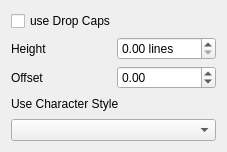
Above: scribus/ui/propertywidget_dropcapbase.ui from nitramr/scribus-indigo before the change. Below: the same form after it.
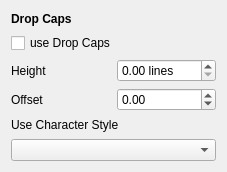
That is the form after the change. Custom widgets are drawn as their Qt base class.

The edit to the form file:
```diff
--- a/scribus/ui/propertywidget_dropcapbase.ui
+++ b/scribus/ui/propertywidget_dropcapbase.ui
@@ -7,30 +7,27 @@
     <x>0</x>
     <y>0</y>
     <width>227</width>
-    <height>152</height>
+    <height>172</height>
    </rect>
   </property>
   <property name="windowTitle">
    <string notr="true">Form</string>
   </property>
   <property name="frameShape">
-   <enum>QFrame::Box</enum>
+   <enum>QFrame::NoFrame</enum>
   </property>
   <property name="lineWidth">
    <number>0</number>
   </property>
   <layout class="QGridLayout" name="gridLayout" columnstretch="0,0">
-   <item row="1" column="0">
-    <widget class="QLabel" name="dropCapLinesLabel">
-     <property name="toolTip">
-      <string>Number of lines used by the drop cap</string>
-     </property>
+   <item row="1" column="0" colspan="2">
+    <widget class="QCheckBox" name="dropCapBox">
      <property name="text">
-      <string>Height</string>
+      <string>use Drop Caps</string>
      </property>
     </widget>
    </item>
-   <item row="1" column="1">
+   <item row="4" column="1">
     <widget class="ScrSpinBox" name="dropCapLines">
      <property name="suffix">
       <string> lines</string>
@@ -40,34 +37,50 @@
      </property>
     </widget>
    </item>
-   <item row="2" column="0">
-    <widget class="QLabel" name="dropCapOffsetLabel">
+   <item row="4" column="0">
+    <widget class="QLabel" name="dropCapLinesLabel">
+     <property name="toolTip">
+      <string>Number of lines used by the drop cap</string>
+     </property>
      <property name="text">
-      <string>Offset</string>
+      <string>Height</string>
      </property>
     </widget>
    </item>
-   <item row="3" column="0" colspan="2">
+   <item row="6" column="0" colspan="2">
     <widget class="QLabel" name="dropCapCharStyleLabel">
      <property name="text">
       <string>Use Character Style</string>
      </property>
     </widget>
    </item>
-   <item row="4" column="0" colspan="2">
+   <item row="7" column="0" colspan="2">
     <widget class="CharStyleComboBox" name="dropCapCharStyleCombo"/>
    </item>
-   <item row="2" column="1">
+   <item row="5" column="1">
     <widget class="ScrSpinBox" name="dropCapOffset">
      <property name="minimum">
       <double>-99.989999999999995</double>
      </property>
     </widget>
    </item>
-   <item row="0" column="0" colspan="2">
-    <widget class="QCheckBox" name="dropCapBox">
+   <item row="5" column="0">
+    <widget class="QLabel" name="dropCapOffsetLabel">
      <property name="text">
-      <string>use Drop Caps</string>
+      <string>Offset</string>
+     </property>
+    </widget>
+   </item>
+   <item row="0" column="0">
+    <widget class="QLabel" name="lblTitle">
+     <property name="font">
+      <font>
+       <weight>75</weight>
+       <bold>true</bold>
+      </font>
+     </property>
+     <property name="text">
+      <string>Drop Caps</string>
      </property>
     </widget>
    </item>
```
